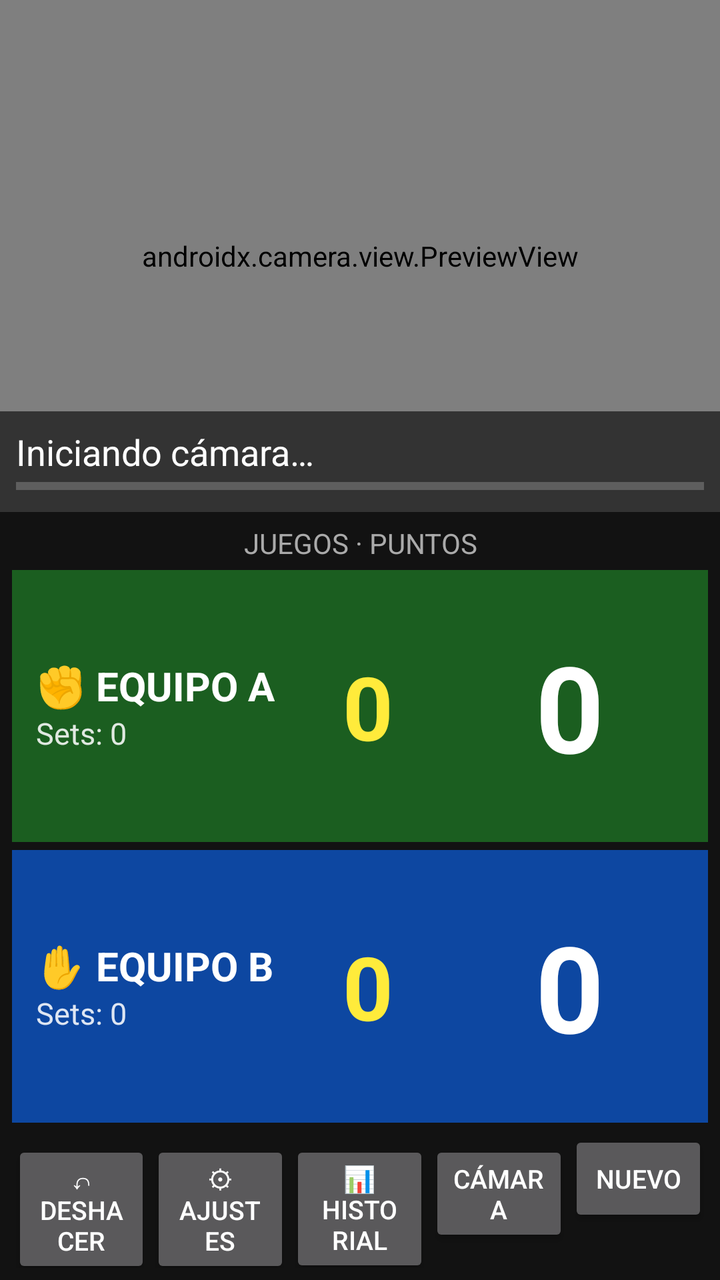
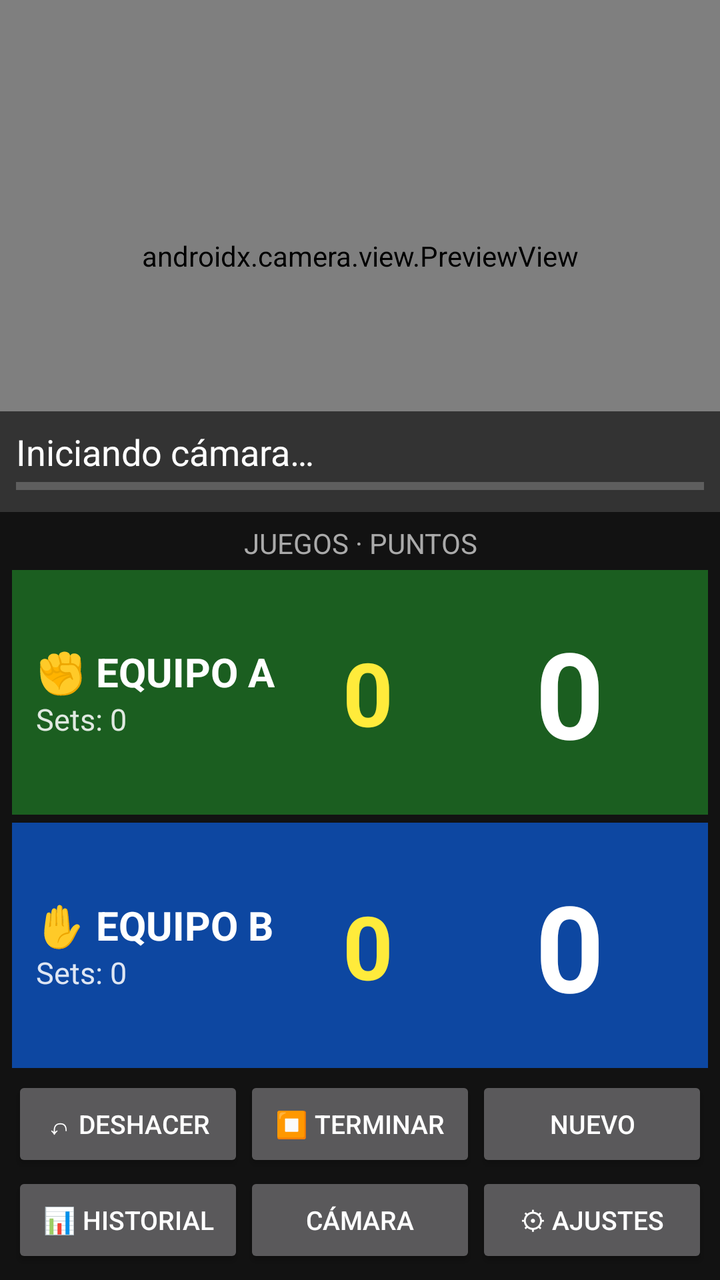

Before-and-after screenshots of an Android layout around one commit, followed by the original layout XML and the change that was made.
<!-- AndroidManifest.xml: application theme android:Theme.Material.NoActionBar -->
<!-- res/layout/activity_main.xml -->
<?xml version="1.0" encoding="utf-8"?>
<LinearLayout xmlns:android="http://schemas.android.com/apk/res/android"
    android:layout_width="match_parent"
    android:layout_height="match_parent"
    android:background="#121212"
    android:keepScreenOn="true"
    android:orientation="vertical">
    <FrameLayout
        android:id="@+id/cameraBox"
        android:layout_width="match_parent"
        android:layout_height="0dp"
        android:layout_weight="4"
        android:background="#000000">
        <androidx.camera.view.PreviewView
            android:id="@+id/preview"
            android:layout_width="match_parent"
            android:layout_height="match_parent" />
        <LinearLayout
            android:layout_width="match_parent"
            android:layout_height="wrap_content"
            android:layout_gravity="bottom"
            android:background="#99000000"
            android:orientation="vertical"
            android:padding="8dp">
            <TextView
                android:id="@+id/status"
                android:layout_width="match_parent"
                android:layout_height="wrap_content"
                android:text="Iniciando cámara…"
                android:textColor="#FFFFFF"
                android:textSize="18sp" />
            <ProgressBar
                android:id="@+id/holdProgress"
                style="@android:style/Widget.Material.ProgressBar.Horizontal"
                android:layout_width="match_parent"
                android:layout_height="10dp"
                android:max="100" />
        </LinearLayout>
    </FrameLayout>
    <LinearLayout
        android:id="@+id/board"
        android:layout_width="match_parent"
        android:layout_height="0dp"
        android:layout_weight="6"
        android:orientation="vertical"
        android:padding="6dp">
        <TextView
            android:id="@+id/header"
            android:layout_width="match_parent"
            android:layout_height="wrap_content"
            android:gravity="center"
            android:paddingBottom="4dp"
            android:text="JUEGOS · PUNTOS"
            android:textColor="#AAAAAA"
            android:textSize="14sp" />
        <LinearLayout
            android:id="@+id/teamA"
            android:layout_width="match_parent"
            android:layout_height="0dp"
            android:layout_weight="1"
            android:layout_marginBottom="4dp"
            android:background="#1B5E20"
            android:gravity="center_vertical"
            android:orientation="horizontal"
            android:paddingHorizontal="12dp">
            <LinearLayout
                android:layout_width="0dp"
                android:layout_height="wrap_content"
                android:layout_weight="1.4"
                android:orientation="vertical">
                <TextView
                    android:id="@+id/nameA"
                    android:layout_width="wrap_content"
                    android:layout_height="wrap_content"
                    android:maxLines="2"
                    android:text="✊ EQUIPO A"
                    android:textColor="#FFFFFF"
                    android:textSize="20sp"
                    android:textStyle="bold" />
                <TextView
                    android:id="@+id/setsA"
                    android:layout_width="wrap_content"
                    android:layout_height="wrap_content"
                    android:text="Sets: 0"
                    android:textColor="#DDFFFFFF"
                    android:textSize="15sp" />
            </LinearLayout>
            <TextView
                android:id="@+id/gamesA"
                android:layout_width="0dp"
                android:layout_height="wrap_content"
                android:layout_weight="1"
                android:gravity="center"
                android:text="0"
                android:textColor="#FFEB3B"
                android:textSize="44sp"
                android:textStyle="bold" />
            <TextView
                android:id="@+id/pointsA"
                android:layout_width="0dp"
                android:layout_height="wrap_content"
                android:layout_weight="1.3"
                android:gravity="center"
                android:text="0"
                android:textColor="#FFFFFF"
                android:textSize="60sp"
                android:textStyle="bold" />
        </LinearLayout>
        <LinearLayout
            android:id="@+id/teamB"
            android:layout_width="match_parent"
            android:layout_height="0dp"
            android:layout_weight="1"
            android:layout_marginBottom="4dp"
            android:background="#0D47A1"
            android:gravity="center_vertical"
            android:orientation="horizontal"
            android:paddingHorizontal="12dp">
            <LinearLayout
                android:layout_width="0dp"
                android:layout_height="wrap_content"
                android:layout_weight="1.4"
                android:orientation="vertical">
                <TextView
                    android:id="@+id/nameB"
                    android:layout_width="wrap_content"
                    android:layout_height="wrap_content"
                    android:maxLines="2"
                    android:text="✋ EQUIPO B"
                    android:textColor="#FFFFFF"
                    android:textSize="20sp"
                    android:textStyle="bold" />
                <TextView
                    android:id="@+id/setsB"
                    android:layout_width="wrap_content"
                    android:layout_height="wrap_content"
                    android:text="Sets: 0"
                    android:textColor="#DDFFFFFF"
                    android:textSize="15sp" />
            </LinearLayout>
            <TextView
                android:id="@+id/gamesB"
                android:layout_width="0dp"
                android:layout_height="wrap_content"
                android:layout_weight="1"
                android:gravity="center"
                android:text="0"
                android:textColor="#FFEB3B"
                android:textSize="44sp"
                android:textStyle="bold" />
            <TextView
                android:id="@+id/pointsB"
                android:layout_width="0dp"
                android:layout_height="wrap_content"
                android:layout_weight="1.3"
                android:gravity="center"
                android:text="0"
                android:textColor="#FFFFFF"
                android:textSize="60sp"
                android:textStyle="bold" />
        </LinearLayout>
        <LinearLayout
            android:layout_width="match_parent"
            android:layout_height="wrap_content"
            android:orientation="horizontal">
            <Button
                android:id="@+id/undo"
                android:layout_width="0dp"
                android:layout_height="wrap_content"
                android:layout_weight="1"
                android:text="↶ Deshacer"
                android:textSize="13sp" />
            <Button
                android:id="@+id/settings"
                android:layout_width="0dp"
                android:layout_height="wrap_content"
                android:layout_weight="1"
                android:text="⚙ Ajustes"
                android:textSize="13sp" />
            <Button
                android:id="@+id/history"
                android:layout_width="0dp"
                android:layout_height="wrap_content"
                android:layout_weight="1"
                android:text="📊 Historial"
                android:textSize="13sp" />
            <Button
                android:id="@+id/flip"
                android:layout_width="0dp"
                android:layout_height="wrap_content"
                android:layout_weight="1"
                android:text="Cámara"
                android:textSize="13sp" />
            <Button
                android:id="@+id/reset"
                android:layout_width="0dp"
                android:layout_height="wrap_content"
                android:layout_weight="1"
                android:text="Nuevo"
                android:textSize="13sp" />
        </LinearLayout>
    </LinearLayout>
</LinearLayout>
<!-- resources referenced by this layout -->
<resources>

</resources>

<!-- the commit's change to res/layout/activity_main.xml (unified diff, before → after) -->
@@ -171,32 +171,44 @@
                 android:text="↶ Deshacer"
                 android:textSize="13sp" />
             <Button
+                android:id="@+id/finish"
+                android:layout_width="0dp"
+                android:layout_height="wrap_content"
+                android:layout_weight="1"
+                android:text="⏹ Terminar"
+                android:textSize="13sp" />
+            <Button
+                android:id="@+id/reset"
+                android:layout_width="0dp"
+                android:layout_height="wrap_content"
+                android:layout_weight="1"
+                android:text="Nuevo"
+                android:textSize="13sp" />
+        </LinearLayout>
+        <LinearLayout
+            android:layout_width="match_parent"
+            android:layout_height="wrap_content"
+            android:orientation="horizontal">
+            <Button
+                android:id="@+id/history"
+                android:layout_width="0dp"
+                android:layout_height="wrap_content"
+                android:layout_weight="1"
+                android:text="📊 Historial"
+                android:textSize="13sp" />
+            <Button
+                android:id="@+id/flip"
+                android:layout_width="0dp"
+                android:layout_height="wrap_content"
+                android:layout_weight="1"
+                android:text="Cámara"
+                android:textSize="13sp" />
+            <Button
                 android:id="@+id/settings"
                 android:layout_width="0dp"
                 android:layout_height="wrap_content"
                 android:layout_weight="1"
                 android:text="⚙ Ajustes"
-                android:textSize="13sp" />
-            <Button
-                android:id="@+id/history"
-                android:layout_width="0dp"
-                android:layout_height="wrap_content"
-                android:layout_weight="1"
-                android:text="📊 Historial"
-                android:textSize="13sp" />
-            <Button
-                android:id="@+id/flip"
-                android:layout_width="0dp"
-                android:layout_height="wrap_content"
-                android:layout_weight="1"
-                android:text="Cámara"
-                android:textSize="13sp" />
-            <Button
-                android:id="@+id/reset"
-                android:layout_width="0dp"
-                android:layout_height="wrap_content"
-                android:layout_weight="1"
-                android:text="Nuevo"
                 android:textSize="13sp" />
         </LinearLayout>
     </LinearLayout>
